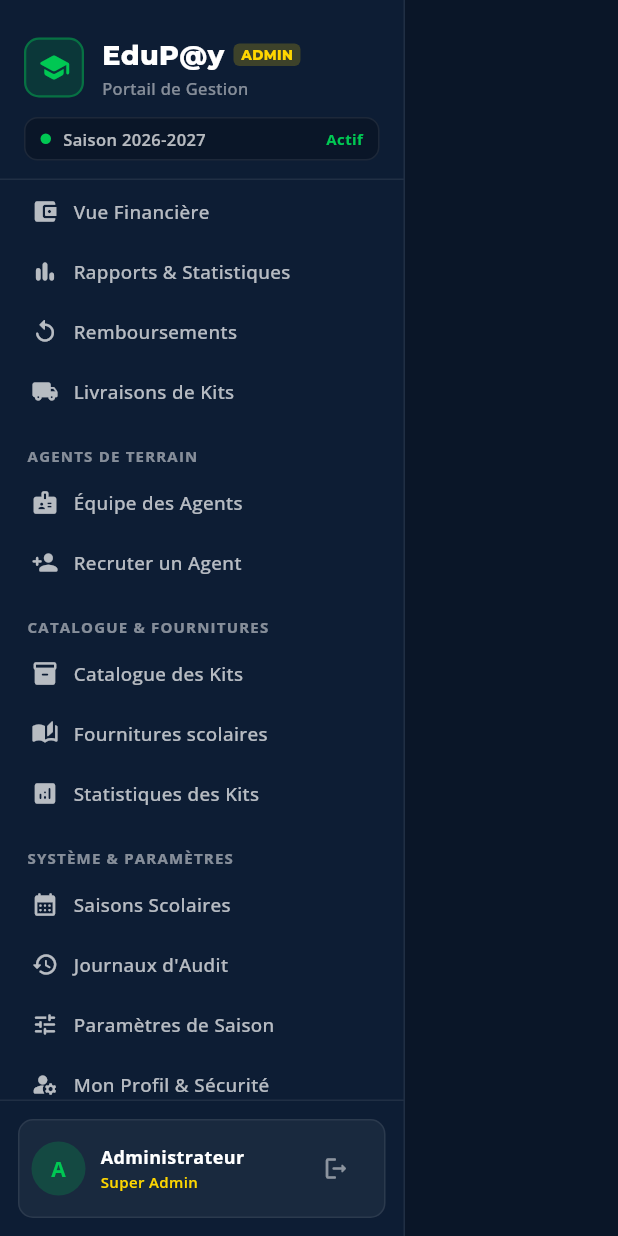
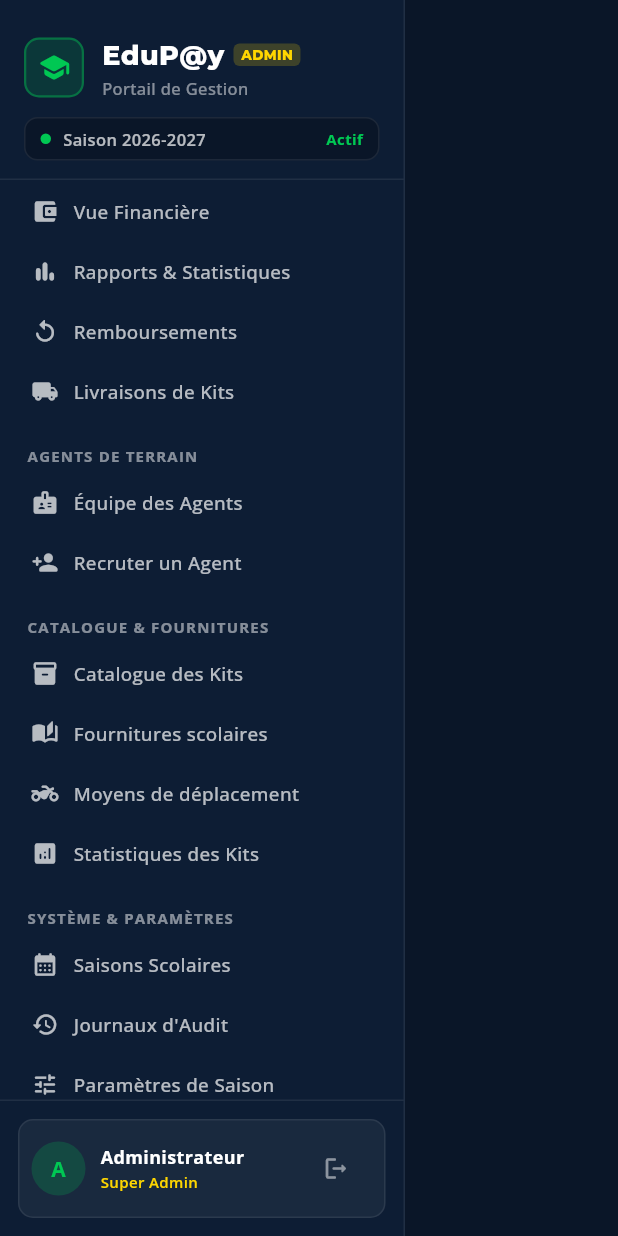
Before and after one commit to Christ-Cedric/edupay_27_Aout, a Flutter app: the AdminDesktopSidebar widget shown alone on an empty page, opened directly, scrolled down 341 dp, on a phone screen of 412 x 824 dp. Run offline on Flutter 3.47's test engine with Material 3 defaults, Android fonts, the phone set to English and light mode, and no system bars; our stand-ins replace csv, dio, file_picker, firebase_core, firebase_messaging, flutter_map and 14 more; missing offline and left inert: mobile_scanner; accounts and stored records are empty; generated files the repository leaves out were written again; network calls fail.

Commit message:
feat(admin): add Moyens de deplacement item to CATALOGUE & FOURNITURES sidebar section

```diff
--- a/admin_agent_app-master/lib/features/kits/presentation/screens/kits_catalog_screen.dart
+++ b/admin_agent_app-master/lib/features/kits/presentation/screens/kits_catalog_screen.dart
@@ -217,6 +217,12 @@ class KitsCatalogScreen extends ConsumerWidget {
                 onPressed: () => context.push('/admin/settings/kits/supplies'),
               ),
               const SizedBox(height: AppSpacing.sm),
+              AppButton(
+                label: 'Moyens de déplacement (Engins)',
+                variant: AppButtonVariant.outline,
+                onPressed: () => context.push('/admin/vehicles'),
+              ),
+              const SizedBox(height: AppSpacing.sm),
               Consumer(
                 builder: (context, ref, _) {
                   final importing = ref.watch(
--- a/admin_agent_app-master/lib/shell/widgets/admin_desktop_sidebar.dart
+++ b/admin_agent_app-master/lib/shell/widgets/admin_desktop_sidebar.dart
@@ -281,6 +281,12 @@ class AdminDesktopSidebar extends ConsumerWidget {
                   isActive: location.startsWith('/admin/settings/kits/supplies'),
                 ),
                 _SidebarNavItem(
+                  icon: Icons.two_wheeler_rounded,
+                  label: 'Moyens de déplacement',
+                  route: '/admin/vehicles',
+                  isActive: location.startsWith('/admin/vehicles'),
+                ),
+                _SidebarNavItem(
                   icon: Icons.analytics_rounded,
                   label: 'Statistiques des Kits',
                   route: '/admin/settings/kits/stats',
```
